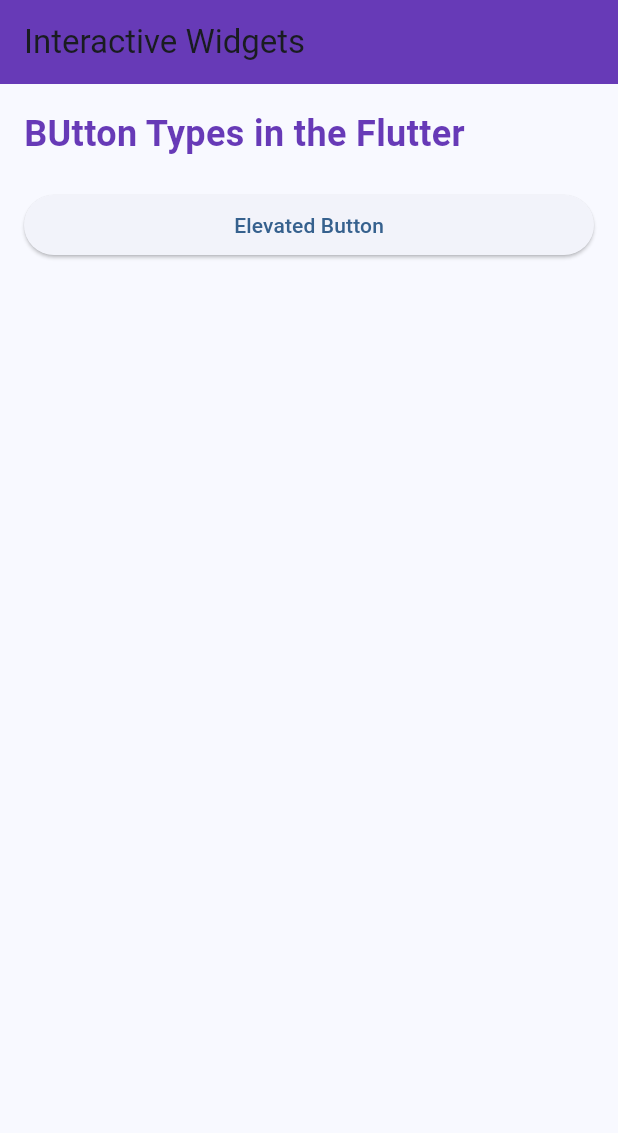
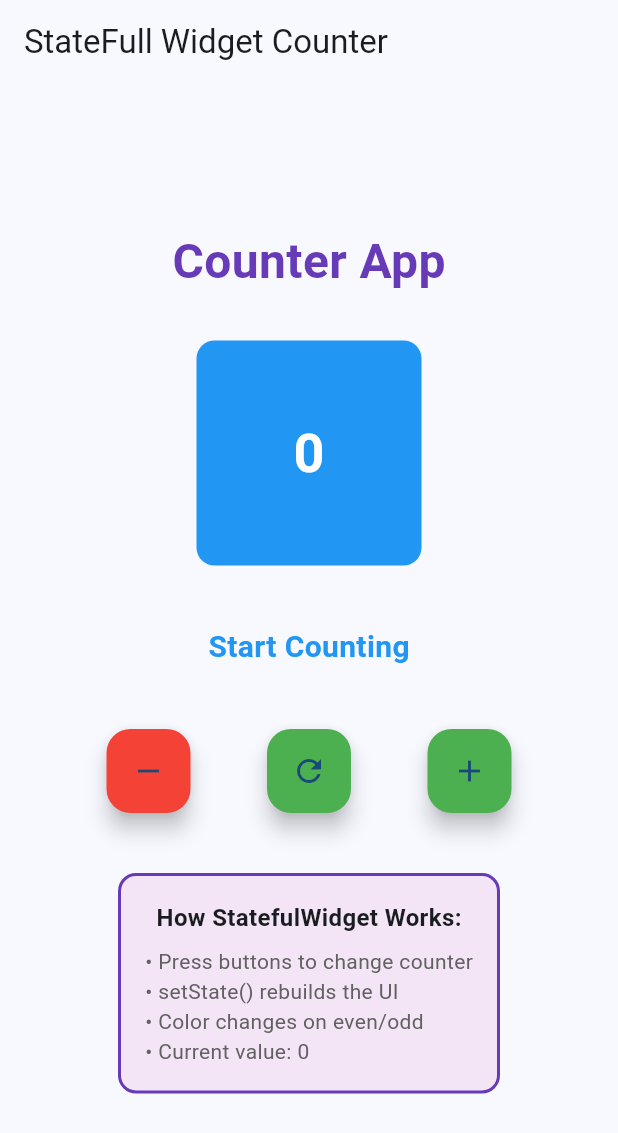
Before and after one commit to JaswanthSudha/LearnFlutter, a Flutter app: the screen it shows after launch, on a phone screen of 412 x 824 dp. Shown: the top 1133 px of the screen. Run offline on Flutter 3.47's test engine with Material 3 defaults, Android fonts, the phone set to English and light mode, and no system bars.

Commit message:
Refactor main.dart: Update widget structure and improve code formatting

```diff
--- a/lib/main.dart
+++ b/lib/main.dart
@@ -1,58 +1,55 @@
 import 'package:flutter/material.dart';
-void main(){
-runApp(const MyApp());
+
+void main() {
+  runApp(const MyApp());
 }
 
 //My App is statless widget because its properties do not change over time
-class MyApp extends StatelessWidget{
+class MyApp extends StatelessWidget {
   const MyApp({super.key});
   @override
-  Widget build(BuildContext context){
+  Widget build(BuildContext context) {
     return MaterialApp(
       title: "Flutter Demo",
-      theme:ThemeData(
-         colorScheme: ColorScheme.fromSeed(seedColor: Colors.blue),
+      theme: ThemeData(
+        colorScheme: ColorScheme.fromSeed(seedColor: Colors.blue),
         useMaterial3: true,
       ),
-      home: const ButtonWidget(),
+      home: const CounterPage(),
       debugShowCheckedModeBanner: false,
     );
   }
 }
-class HomePage extends StatelessWidget{
+
+class HomePage extends StatelessWidget {
   const HomePage({super.key});
   @override
-  Widget build(BuildContext context){
+  Widget build(BuildContext context) {
     return Scaffold(
-      appBar: AppBar(
-        title: Text("Home Page"),
-      ),
-      body:Padding(
-        padding: EdgeInsets.all(16.0) ,
-        child:Column(
+      appBar: AppBar(title: Text("Home Page")),
+      body: Padding(
+        padding: EdgeInsets.all(16.0),
+        child: Column(
           mainAxisAlignment: MainAxisAlignment.start,
           crossAxisAlignment: CrossAxisAlignment.start,
           children: [
             //Header Text With styling
             Text(
               "Welcome to flutter",
-              style:TextStyle(
+              style: TextStyle(
                 fontSize: 28,
                 fontWeight: FontWeight.bold,
-                color:Colors.deepPurple,
+                color: Colors.deepPurple,
                 fontStyle: FontStyle.italic,
-              )
+              ),
             ),
-            SizedBox(height: 10,),
+            SizedBox(height: 10),
             //Subtitle Text
             Text(
               "Lets Learn Layouts and Styling in Fultter",
-              style:TextStyle(
-                fontSize: 18,
-                color:Colors.grey[600],
-              )
+              style: TextStyle(fontSize: 18, color: Colors.grey[600]),
             ),
-            SizedBox(height:30,),
+            SizedBox(height: 30),
             Row(
               mainAxisAlignment: MainAxisAlignment.spaceEvenly,
               children: [
@@ -61,12 +58,12 @@ class HomePage extends StatelessWidget{
                   height: 80,
                   color: Colors.red,
                   alignment: Alignment.center,
-                  child:Text(
+                  child: Text(
                     "Box 1",
-                    style:TextStyle(
-                      color:Colors.white,
+                    style: TextStyle(
+                      color: Colors.white,
                       fontWeight: FontWeight.bold,
-                    )
+                    ),
                   ),
                 ),
                 Container(
@@ -74,12 +71,12 @@ class HomePage extends StatelessWidget{
                   height: 80,
                   color: Colors.green,
                   alignment: Alignment.center,
-                  child:Text(
+                  child: Text(
                     "Box 2",
-                    style:TextStyle(
-                      color:Colors.white,
+                    style: TextStyle(
+                      color: Colors.white,
                       fontWeight: FontWeight.bold,
-                    )
+                    ),
                   ),
                 ),
                 Container(
@@ -87,40 +84,40 @@ class HomePage extends StatelessWidget{
                   height: 80,
                   color: Colors.blue,
                   alignment: Alignment.center,
-                  child:Text(
+                  child: Text(
                     "Box 3",
-                    style:TextStyle(
-                      color:Colors.white,
+                    style: TextStyle(
+                      color: Colors.white,
                       fontWeight: FontWeight.bold,
-                    )
+                    ),
                   ),
                 ),
               ],
             ),
-            SizedBox(height:30,),
+            SizedBox(height: 30),
             Container(
               padding: EdgeInsets.all(20),
               decoration: BoxDecoration(
-                  color:Colors.amber[100],
-                  borderRadius: BorderRadius.circular(12),
-                  border:Border.all(color:Colors.amber, width:2)
+                color: Colors.amber[100],
+                borderRadius: BorderRadius.circular(12),
+                border: Border.all(color: Colors.amber, width: 2),
               ),
-              child: Text("This is.",style: TextStyle(
-                fontSize: 14,
-                color:Colors.black87
-              ),)
-              ,
-            )
+              child: Text(
+                "This is.",
+                style: TextStyle(fontSize: 14, color: Colors.black87),
+              ),
+            ),
           ],
-        )
-
-    ));
+        ),
+      ),
+    );
   }
 }
-class ButtonWidget extends StatelessWidget{
+
+class ButtonWidget extends StatelessWidget {
   const ButtonWidget({super.key});
   @override
-  Widget build(BuildContext context){
+  Widget build(BuildContext context) {
     return Scaffold(
       appBar: AppBar(
         title: const Text("Interactive Widgets"),
@@ -137,17 +134,190 @@ class ButtonWidget extends StatelessWidget{
               style: TextStyle(
                 fontSize: 24,
                 fontWeight: FontWeight.bold,
-                color:Colors.deepPurple,
+                color: Colors.deepPurple,
               ),
             ),
             const SizedBox(height: 20),
             //Elevated Button - Raised Button with shadow
-            ElevatedButton(onPressed: (){
-              print("Elevated Pressed!");
-            }, child: const Text("Elevated Button"))
+            ElevatedButton(
+              onPressed: () {
+                print("Elevated Pressed!");
+              },
+              style: ElevatedButton.styleFrom(
+                backgroundColor: Colors.blue,
+                foregroundColor: Colors.white,
+                padding: const EdgeInsets.all(16),
+              ),
+              child: const Text("Elevated Button"),
+            ),
+            const SizedBox(height: 10),
+
+            //Text BUtton -Flat Button no background
+            TextButton(
+              onPressed: () => {print("just a text button")},
+              child: const Text("TextButton"),
+            ),
           ],
         ),
       ),
     );
   }
 }
+
+class CounterPage extends StatefulWidget {
+  const CounterPage({super.key});
+
+  @override
+  State<CounterPage> createState() => _CounterPageState();
+}
+
+class _CounterPageState extends State<CounterPage> {
+  //State Variables
+  int _counter = 0;
+  Color _containerColor = Colors.blue;
+  //Methods that modeify state
+  void _incrementCounter() {
+    setState(() {
+      _counter++;
+      if (_counter % 2 == 0) {
+        _containerColor = Colors.green;
+      } else {
+        _containerColor = Colors.orange;
+      }
+    });
+  }
+
+  void _decrementCounter() {
+    setState(() {
+      _counter--;
+      if (_counter % 2 == 0) {
+        _containerColor = Colors.green;
+      } else {
+        _containerColor = Colors.orange;
+      }
+    });
+  }
+
+  void _resetCounter() {
+    setState(() {
+      _counter = 0;
+      _containerColor = Colors.blue;
+    });
+  }
+
+  @override
+  Widget build(BuildContext context) {
+    return Scaffold(
+      appBar: AppBar(title: const Text("StateFull Widget Counter")),
+      body: Center(
+        child: Padding(
+          padding: EdgeInsets.all(20.0),
+          child: Column(
+            mainAxisAlignment: MainAxisAlignment.center,
+            children: [
+              //Title
+              Text(
+                "Counter App",
+                style: TextStyle(
+                  fontSize: 32,
+                  fontWeight: FontWeight.bold,
+                  color: Colors.deepPurple,
+                ),
+              ),
+              const SizedBox(height: 30),
+              AnimatedContainer(
+                duration: Duration(milliseconds: 300),
+                width: 150,
+                height: 150,
+                decoration: BoxDecoration(
+                  color: _containerColor,
+                  borderRadius: BorderRadius.circular(12),
+                ),
+                alignment: Alignment.center,
+                child: Text(
+                  '$_counter',
+                  style: const TextStyle(
+                    fontSize: 36,
+                    fontWeight: FontWeight.bold,
+                    color: Colors.white,
+                  ),
+                ),
+              ),
+              const SizedBox(height: 40),
+              //Status Text
+              Text(
+                _counter == 0
+                    ? "Start Counting"
+                    : _counter % 2 == 0
+                    ? "Even Number"
+                    : "Odd Number",
+                style: TextStyle(
+                  fontSize: 20,
+                  fontWeight: FontWeight.w600,
+                  color: _containerColor,
+                ),
+              ),
+              const SizedBox(height: 40),
+              //BUtton ROW
+              Row(
+                mainAxisAlignment: MainAxisAlignment.spaceEvenly,
+                children: [
+                  //Decrement Button
+                  FloatingActionButton(
+                    onPressed: _decrementCounter,
+                    backgroundColor: Colors.red,
+                    heroTag: "decrement",
+                    child: Icon(Icons.remove),
+                  ),
+                  //Reset Button
+                  FloatingActionButton(
+                    onPressed: _resetCounter,
+                    backgroundColor: Colors.green,
+                    heroTag: "increment",
+                    child: Icon(Icons.refresh),
+                  ),
+                    // Increment Button
+                  FloatingActionButton(
+                    onPressed: _incrementCounter,
+                    backgroundColor: Colors.green,
+                    heroTag: "increment",
+                    child: const Icon(Icons.add),
+                  ),
+                ],
+              ),
+              const SizedBox(height: 40),
+              //Info Card
+              Container(
+                padding: const EdgeInsets.all(16),
+                decoration: BoxDecoration(
+                  color: Colors.purple[50],
+                  borderRadius: BorderRadius.circular(12),
+                  border: Border.all(color: Colors.deepPurple, width: 2),
+                ),
+                child: Column(
+                  children: [
+                    const Text(
+                      "How StatefulWidget Works:",
+                      style: TextStyle(
+                        fontSize: 16,
+                        fontWeight: FontWeight.bold,
+                      ),
+                    ),
+                    const SizedBox(height: 8),
+                    Text(
+                      "• Press buttons to change counter\n"
+                      "• setState() rebuilds the UI\n"
+                      "• Color changes on even/odd\n"
+                      "• Current value: $_counter",
+                      style: TextStyle(fontSize: 14, color: Colors.grey[700]),
+                    ),
+                  ],
+                ),
+              ),
+            ],
+          ),
+        ),
+      ),
+    );
+  }
+}
```
